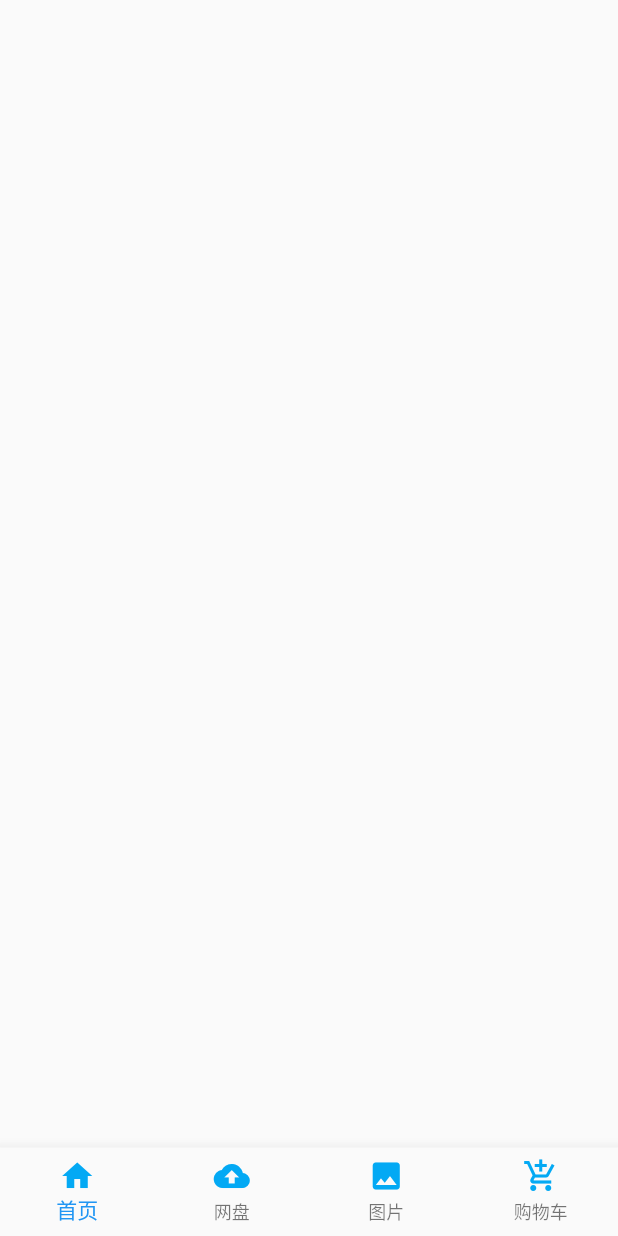
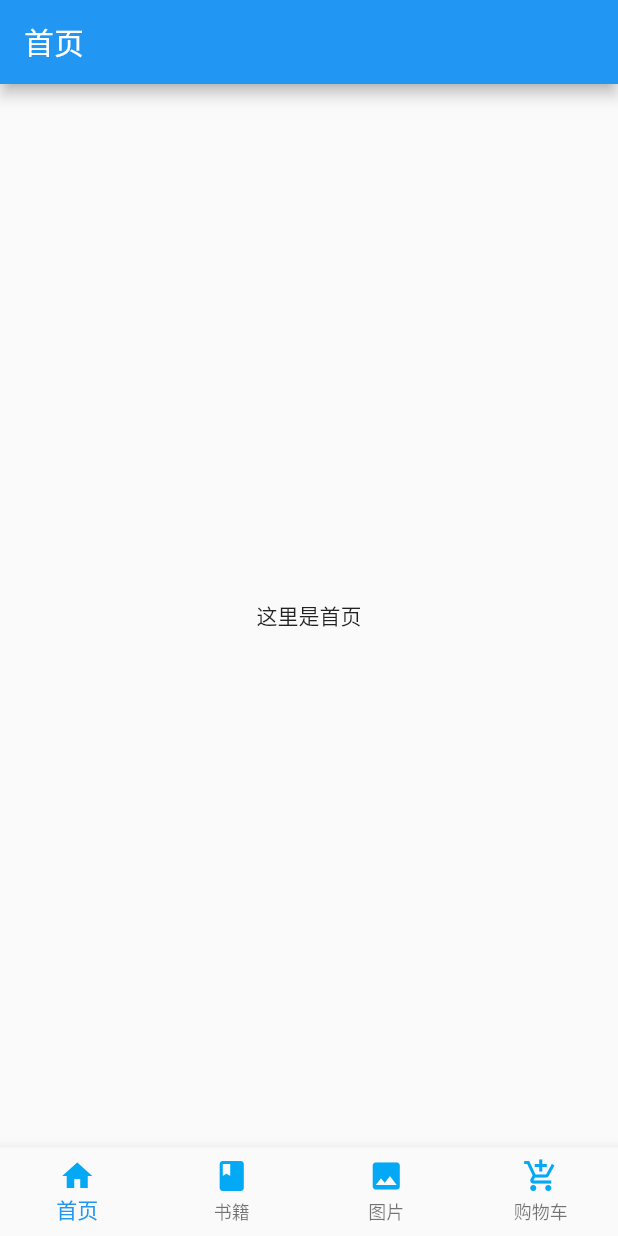
Before and after one commit to soojade/flutter-demoes, a Flutter app: the screen it shows after launch, on a phone screen of 412 x 824 dp. Run offline on Flutter 3.47's test engine with Material 2 defaults, Android fonts, the phone set to English and light mode, and no system bars.

Commit message:
添加导航页面，完成底部导航栏。

```diff
--- a/lib/bottom_navigation_bar/bottom_navigation.dart
+++ b/lib/bottom_navigation_bar/bottom_navigation.dart
@@ -1,26 +1,46 @@
 import 'package:flutter/material.dart';
+
+import './pages/book_screen.dart';
+import './pages/home_screen.dart';
+import './pages/photo_screen.dart';
+import './pages/shopping_cart_screen.dart';
 
 class BottomNavigation extends StatefulWidget {
   _BottomNavigationState createState() => _BottomNavigationState();
 }
 
 class _BottomNavigationState extends State<BottomNavigation> {
-  final _bottomNavigationColor = Colors.lightBlue;
+  final _bottomNavigationColor = Colors.lightBlue; // 设置导航显示颜色
+  int _currentIndex = 0;
+  List<Widget> list = []; // 存放导航的页面
+
+  @override
+  void initState() {
+    list
+      ..add(HomeScreen())
+      ..add(BookScreen())
+      ..add(PhotoScreen())
+      ..add(ShoppingCartScreen()); // 建造者模式，将页面添加到列表
+    super.initState();
+  }
 
   @override
   Widget build(BuildContext context) {
     return Scaffold(
-      bottomNavigationBar: BottomNavigationBar(items: [
+      body: list[_currentIndex], // 根据索引显示当前页面
+      bottomNavigationBar: BottomNavigationBar(
+          items: [
             BottomNavigationBarItem(
                 icon: Icon(Icons.home, color: _bottomNavigationColor),
-            title: Text('首页', style: TextStyle(color: _bottomNavigationColor))),
+                title: Text('首页',
+                    style: TextStyle(color: _bottomNavigationColor))),
             BottomNavigationBarItem(
                 icon: Icon(
-              Icons.backup,
+                  Icons.book,
                   color: _bottomNavigationColor,
                 ),
                 title: Text(
-              '网盘',
+                  '书籍',
                   style: TextStyle(color: _bottomNavigationColor),
                 )),
             BottomNavigationBarItem(
@@ -41,7 +61,12 @@ class _BottomNavigationState extends State<BottomNavigation> {
                   '购物车',
                   style: TextStyle(color: _bottomNavigationColor),
                 ))
-      ], type: BottomNavigationBarType.fixed),
+          ],
+          onTap: (int index) {
+            setState(() => _currentIndex = index); // 根据点击实时设置当前索引
+          },
+          currentIndex: _currentIndex,
+          type: BottomNavigationBarType.fixed),
     );
   }
 }
--- /dev/null
+++ b/lib/bottom_navigation_bar/pages/book_screen.dart
@@ -0,0 +1,15 @@
+import 'package:flutter/material.dart';
+
+class BookScreen extends StatelessWidget {
+  @override
+  Widget build(BuildContext context) {
+    return Scaffold(
+      appBar: AppBar(
+        title: Text('书籍'),
+      ),
+      body: Center(
+        child: Text('这里是书籍页'),
+      ),
+    );
+  }
+}
--- /dev/null
+++ b/lib/bottom_navigation_bar/pages/home_screen.dart
@@ -0,0 +1,15 @@
+import 'package:flutter/material.dart';
+
+class HomeScreen extends StatelessWidget {
+  @override
+  Widget build(BuildContext context) {
+    return Scaffold(
+      appBar: AppBar(
+        title: Text('首页'),
+      ),
+      body: Center(
+        child: Text('这里是首页'),
+      ),
+    );
+  }
+}
```
Also changed, not shown: lib/bottom_navigation_bar/pages/photo_screen.dart (added, +15 -0 lines), lib/bottom_navigation_bar/pages/shopping_cart_screen.dart (added, +15 -0 lines). Lines whose indentation alone changed are shown as unchanged.
